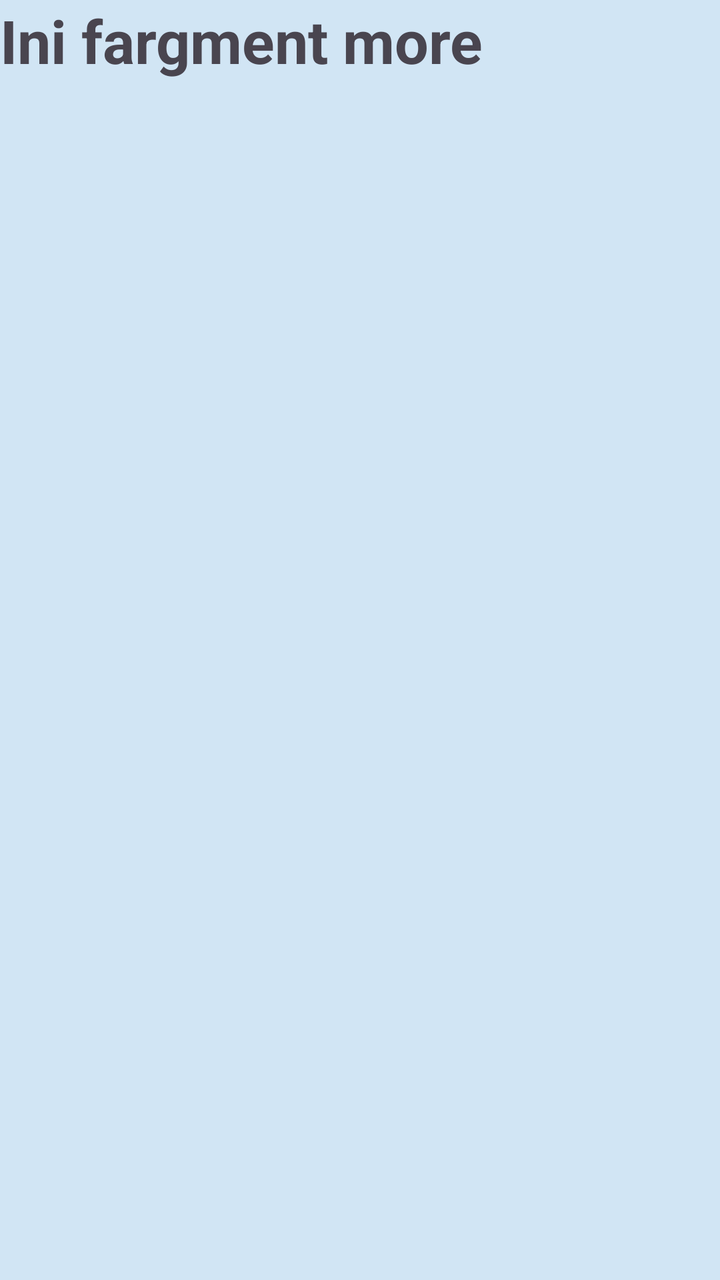
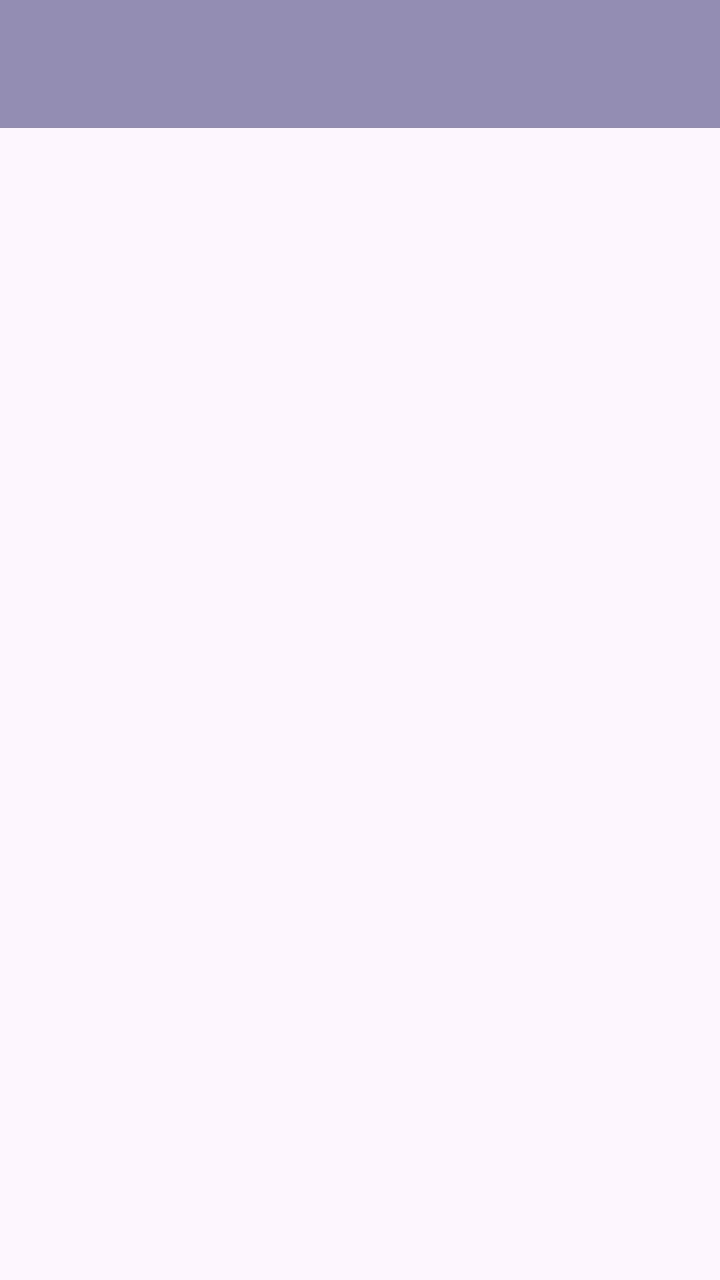

Before-and-after screenshots of an Android layout around one commit, followed by the original layout XML and the change that was made.
<!-- AndroidManifest.xml: application theme Theme.BengApps -->
<!-- res/layout/fragment_more.xml -->
<?xml version="1.0" encoding="utf-8"?>
<FrameLayout xmlns:android="http://schemas.android.com/apk/res/android"
    xmlns:tools="http://schemas.android.com/tools"
    android:layout_width="match_parent"
    android:layout_height="match_parent"
    android:background="@color/material_dynamic_secondary90"
    tools:context=".More.MoreFragment">

    
    <TextView
        android:layout_width="match_parent"
        android:layout_height="match_parent"
        android:textSize="30sp"
        android:textStyle="bold"
        android:text="Ini fargment more" />

</FrameLayout>
<!-- resources referenced by this layout -->
<resources>
  <style name="Theme.BengApps" parent="Base.Theme.BengApps" />
  <style name="Base.Theme.BengApps" parent="Theme.Material3.DayNight.NoActionBar">
          
          
      </style>
</resources>

<!-- the commit's change to res/layout/fragment_more.xml (unified diff, before → after) -->
@@ -1,17 +1,29 @@
 <?xml version="1.0" encoding="utf-8"?>
-<FrameLayout xmlns:android="http://schemas.android.com/apk/res/android"
+<androidx.constraintlayout.widget.ConstraintLayout xmlns:android="http://schemas.android.com/apk/res/android"
     xmlns:tools="http://schemas.android.com/tools"
     android:layout_width="match_parent"
     android:layout_height="match_parent"
-    android:background="@color/material_dynamic_secondary90"
+    xmlns:app="http://schemas.android.com/apk/res-auto"
     tools:context=".More.MoreFragment">
 
-    
-    <TextView
+    <androidx.appcompat.widget.Toolbar
+        android:id="@+id/toolbar"
         android:layout_width="match_parent"
-        android:layout_height="match_parent"
-        android:textSize="30sp"
-        android:textStyle="bold"
-        android:text="Ini fargment more" />
+        android:layout_height="?attr/actionBarSize"
+        android:background="@color/material_dynamic_tertiary60"
+        app:layout_constraintEnd_toEndOf="parent"
+        app:layout_constraintStart_toStartOf="parent"
+        app:layout_constraintTop_toTopOf="parent"
+        app:subtitleTextColor="@android:color/white"
+        app:titleTextColor="@android:color/white" />
 
-</FrameLayout>
+    <ListView
+        android:id="@+id/listViewItems"
+        android:layout_width="0dp"
+        android:layout_height="0dp"
+        app:layout_constraintBottom_toBottomOf="parent"
+        app:layout_constraintEnd_toEndOf="parent"
+        app:layout_constraintStart_toStartOf="parent"
+        app:layout_constraintTop_toBottomOf="@id/toolbar" />
+
+</androidx.constraintlayout.widget.ConstraintLayout>
